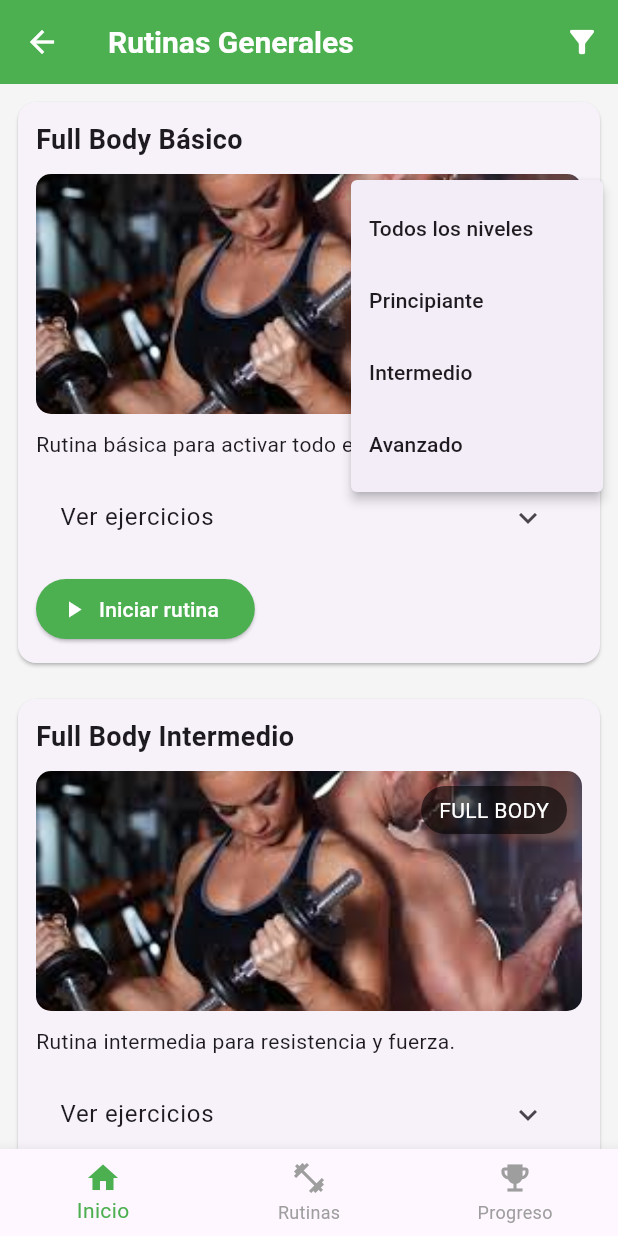
After one commit to santiagomera06/appgymsenaHEALTHU, a Flutter app: the RutinasGenerales screen opened directly, after a tap on the "filter alt" icon, on a phone screen of 412 x 824 dp. The commit adds this screen. Run offline on Flutter 3.47's test engine with Material 3 defaults, Android fonts, the phone set to English and light mode, and no system bars; our stand-ins replace image_picker, shared_preferences; accounts and stored records are empty; network calls fail.

Commit message:
commit 1

```diff
--- a/lib/main.dart
+++ b/lib/main.dart
@@ -3,6 +3,7 @@ import 'package:healthu/routes/desafios_routes.dart';
 import 'package:healthu/routes/crear_rutina_routes.dart';
 import 'package:healthu/screens/crear_rutina_screen.dart';
 import 'package:healthu/screens/desafios_screen.dart';
+
 
 void main() {
   runApp(const MyApp());
--- a/lib/routes/desafios_routes.dart
+++ b/lib/routes/desafios_routes.dart
@@ -3,6 +3,8 @@ import 'package:shared_preferences/shared_preferences.dart';
 import '../models/desafio_model.dart';
 import '../screens/desafios_screen.dart';
 import '../screens/ejercicios_principiante_screen.dart';
+import '../screens/rutinas_generales.dart';
+
 
 class DesafiosRoutes {
   static const String desafios = '/desafios';
--- /dev/null
+++ b/lib/screens/rutinas_generales.dart
@@ -0,0 +1,149 @@
+import 'package:flutter/material.dart';
+import '../widgets/boton_en_imagen.dart';
+import '../widgets/barra_navegacion.dart';
+import 'temporizador.dart';
+
+class RutinasGenerales extends StatefulWidget {
+  const RutinasGenerales({super.key});
+
+  @override
+  State<RutinasGenerales> createState() => _RutinasGeneralesState();
+}
+
+class _RutinasGeneralesState extends State<RutinasGenerales> {
+  String nivelSeleccionado = 'Todos';
+
+  final List<Map<String, dynamic>> ejercicios = [
+    {
+      'titulo': 'Full Body Básico',
+      'nivel': 'Principiante',
+      'etiqueta': 'FULL BODY',
+      'descripcion': 'Rutina básica para activar todo el cuerpo.',
+      'imagen': 'assets/images/full.png',
+      'detalles': ['Sentadillas', 'Flexiones pared', 'Jumping jacks'],
+    },
+    {
+      'titulo': 'Full Body Intermedio',
+      'nivel': 'Intermedio',
+      'etiqueta': 'FULL BODY',
+      'descripcion': 'Rutina intermedia para resistencia y fuerza.',
+      'imagen': 'assets/images/full.png',
+      'detalles': ['Burpees', 'Plancha', 'Flexiones'],
+    },
+    {
+      'titulo': 'Pecho Avanzado',
+      'nivel': 'Avanzado',
+      'etiqueta': 'PECHO',
+      'descripcion': 'Rutina avanzada para pecho.',
+      'imagen': 'assets/images/pecho.png',
+      'detalles': ['Press banca', 'Fondos', 'Flexiones'],
+    },
+  ];
+
+  void _mostrarMenuNivel() async {
+    final seleccion = await showMenu<String>(
+      context: context,
+      position: const RelativeRect.fromLTRB(1000, 120, 10, 0),
+      items: [
+        const PopupMenuItem(value: 'Todos', child: Text('Todos los niveles')),
+        const PopupMenuItem(value: 'Principiante', child: Text('Principiante')),
+        const PopupMenuItem(value: 'Intermedio', child: Text('Intermedio')),
+        const PopupMenuItem(value: 'Avanzado', child: Text('Avanzado')),
+      ],
+    );
+
+    if (seleccion != null) {
+      setState(() {
+        nivelSeleccionado = seleccion;
+      });
+    }
+  }
+
+  @override
+  Widget build(BuildContext context) {
+    final ejerciciosFiltrados = ejercicios.where((e) {
+      return nivelSeleccionado == 'Todos' || e['nivel'] == nivelSeleccionado;
+    }).toList();
+
+    return Scaffold(
+      appBar: AppBar(
+        title: const Text('Rutinas Generales'),
+        backgroundColor: Colors.green,
+        actions: [
+          IconButton(
+            icon: const Icon(Icons.filter_alt),
+            onPressed: _mostrarMenuNivel,
+            tooltip: 'Seleccionar nivel',
+          ),
+        ],
+      ),
+      body: ListView.builder(
+        itemCount: ejerciciosFiltrados.length,
+        itemBuilder: (context, index) {
+          final ejercicio = ejerciciosFiltrados[index];
+
+          return Card(
+            shape: RoundedRectangleBorder(borderRadius: BorderRadius.circular(12)),
+            margin: const EdgeInsets.all(12),
+            child: Padding(
+              padding: const EdgeInsets.all(12),
+              child: Column(
+                crossAxisAlignment: CrossAxisAlignment.start,
+                children: [
+                  Text(ejercicio['titulo'], style: const TextStyle(fontWeight: FontWeight.bold, fontSize: 18)),
+                  const SizedBox(height: 10),
+                  Stack(
+                    children: [
+                      ClipRRect(
+                        borderRadius: BorderRadius.circular(10),
+                        child: Image.asset(
+                          ejercicio['imagen'],
+                          height: 160,
+                          width: double.infinity,
+                          fit: BoxFit.cover,
+                        ),
+                      ),
+                      BotonEnImagen(texto: ejercicio['etiqueta']),
+                    ],
+                  ),
+                  const SizedBox(height: 10),
+                  Text(ejercicio['descripcion']),
+                  const SizedBox(height: 10),
+                  ExpansionTile(
+                    title: const Text('Ver ejercicios', style: TextStyle(fontSize: 16)),
+                    children: (ejercicio['detalles'] as List<String>).map((item) => ListTile(
+                      leading: const Icon(Icons.fitness_center, color: Colors.green),
+                      title: Text(item),
+                    )).toList(),
+                  ),
+                  const SizedBox(height: 8),
+                  ElevatedButton.icon(
+                    onPressed: () {
+                      Navigator.push(
+                        context,
+                        MaterialPageRoute(
+                          builder: (context) => TemporizadorPage(
+                            titulo: ejercicio['titulo'],
+                            segundos: 300,
+                          ),
+                        ),
+                      );
+                    },
+                    icon: const Icon(Icons.play_arrow),
+                    label: const Text('Iniciar rutina'),
+                    style: ElevatedButton.styleFrom(
+                      backgroundColor: Colors.green,
+                      foregroundColor: Colors.white,
+                      shape: const StadiumBorder(),
+                    ),
+                  ),
+                ],
+              ),
+            ),
+          );
+        },
+      ),
+      bottomNavigationBar: const BarraNavegacion(indiceActual: 0),
+    );
+  }
+}
--- /dev/null
+++ b/lib/screens/temporizador.dart
@@ -0,0 +1,18 @@
+import 'package:flutter/material.dart';
+
+class TemporizadorPage extends StatelessWidget {
+  final String titulo;
+  final int segundos;
+
+  const TemporizadorPage({super.key, required this.titulo, required this.segundos});
+
+  @override
+  Widget build(BuildContext context) {
+    return Scaffold(
+      appBar: AppBar(title: Text(titulo)),
+      body: Center(
+        child: Text('Temporizador de $segundos segundos'),
+      ),
+    );
+  }
+}
--- /dev/null
+++ b/lib/widgets/barra_navegacion.dart
@@ -0,0 +1,24 @@
+import 'package:flutter/material.dart';
+
+class BarraNavegacion extends StatelessWidget {
+  final int indiceActual;
+
+  const BarraNavegacion({super.key, required this.indiceActual});
+
+  @override
+  Widget build(BuildContext context) {
+    return BottomNavigationBar(
+      currentIndex: indiceActual,
+      selectedItemColor: Colors.green,
+      unselectedItemColor: Colors.grey,
+      items: const [
+        BottomNavigationBarItem(icon: Icon(Icons.home), label: 'Inicio'),
+        BottomNavigationBarItem(icon: Icon(Icons.fitness_center), label: 'Rutinas'),
+        BottomNavigationBarItem(icon: Icon(Icons.emoji_events), label: 'Progreso'),
+      ],
+      onTap: (index) {
+        // Aquí puedes agregar navegación si lo necesitas
+      },
+    );
+  }
+}
--- /dev/null
+++ b/lib/widgets/boton_en_imagen.dart
@@ -0,0 +1,26 @@
+import 'package:flutter/material.dart';
+
+class BotonEnImagen extends StatelessWidget {
+  final String texto;
+
+  const BotonEnImagen({super.key, required this.texto});
+
+  @override
+  Widget build(BuildContext context) {
+    return Positioned(
+      top: 10,
+      right: 10,
+      child: Container(
+        padding: const EdgeInsets.symmetric(horizontal: 12, vertical: 6),
+        decoration: BoxDecoration(
+          color: Colors.black.withOpacity(0.6),
+          borderRadius: BorderRadius.circular(20),
+        ),
+        child: Text(
+          texto,
+          style: const TextStyle(color: Colors.white),
+        ),
+      ),
+    );
+  }
+}
--- /dev/null
+++ b/lib/widgets/temporizador.dart
@@ -0,0 +1,18 @@
+import 'package:flutter/material.dart';
+
+class TemporizadorPage extends StatelessWidget {
+  final String titulo;
+  final int segundos;
+
+  const TemporizadorPage({super.key, required this.titulo, required this.segundos});
+
+  @override
+  Widget build(BuildContext context) {
+    return Scaffold(
+      appBar: AppBar(title: Text(titulo)),
+      body: Center(
+        child: Text('Temporizador de $segundos segundos'),
+      ),
+    );
+  }
+}
--- a/pubspec.yaml
+++ b/pubspec.yaml
@@ -65,6 +65,8 @@ flutter:
   #   - images/a_dot_ham.jpeg
   assets:
   - assets/images/piernas.jpg
+  - assets/images/full.png
+  - assets/images/pecho.png
 
 
   # An image asset can refer to one or more resolution-specific "variants", see
```
Also changed, not shown: assets/images/full.png (added), assets/images/pecho.png (added), pubspec.lock.
